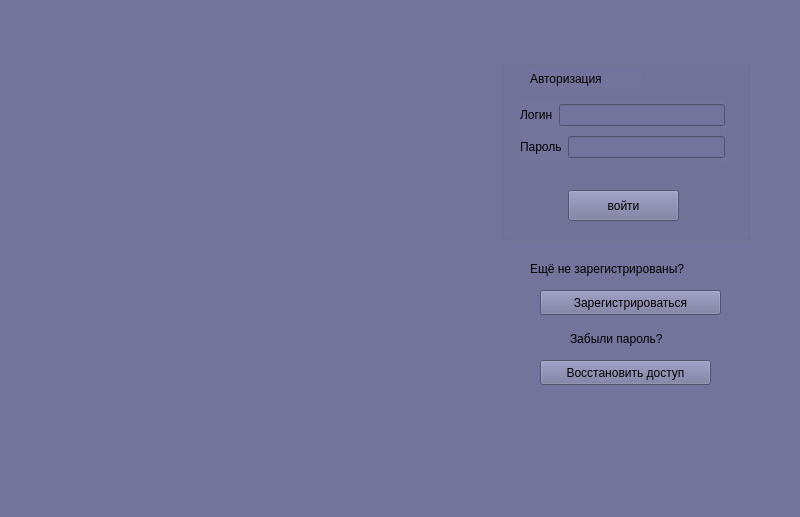
This is desktop/mainwindow.ui in yutfut/messenger as Qt 5 draws it before an edit. The edited form follows.
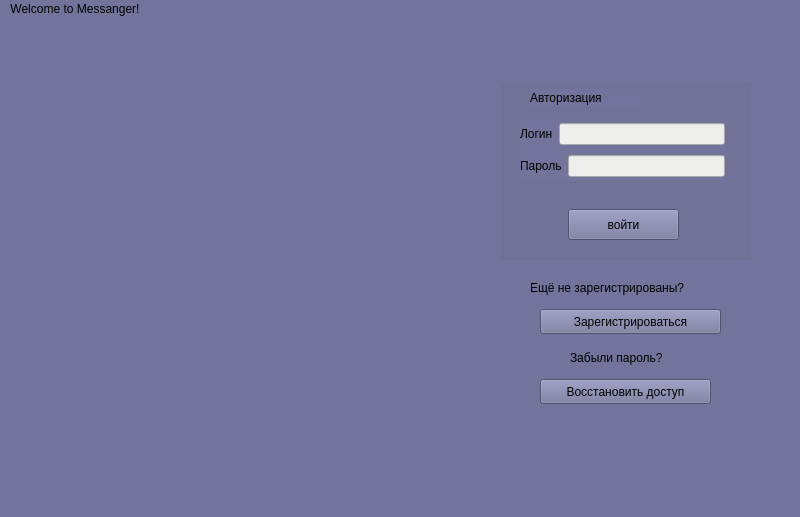
This is the edited form.

What changed in the file:
```diff
--- a/desktop/mainwindow.ui
+++ b/desktop/mainwindow.ui
@@ -76,6 +76,9 @@
         </item>
         <item>
          <widget class="QLineEdit" name="login">
+          <property name="styleSheet">
+           <string notr="true">background: rgb(238, 238, 236);</string>
+          </property>
           <property name="text">
            <string/>
           </property>
@@ -93,7 +96,11 @@
          </widget>
         </item>
         <item>
-         <widget class="QLineEdit" name="password"/>
+         <widget class="QLineEdit" name="password">
+          <property name="styleSheet">
+           <string notr="true">background: rgb(238, 238, 236);</string>
+          </property>
+         </widget>
         </item>
        </layout>
       </item>
@@ -175,6 +182,12 @@
      <height>22</height>
     </rect>
    </property>
+   <widget class="QMenu" name="menuWelcome_to_Messanger">
+    <property name="title">
+     <string>Welcome to Messanger!</string>
+    </property>
+   </widget>
+   <addaction name="menuWelcome_to_Messanger"/>
   </widget>
   <widget class="QStatusBar" name="statusbar"/>
  </widget>
```
